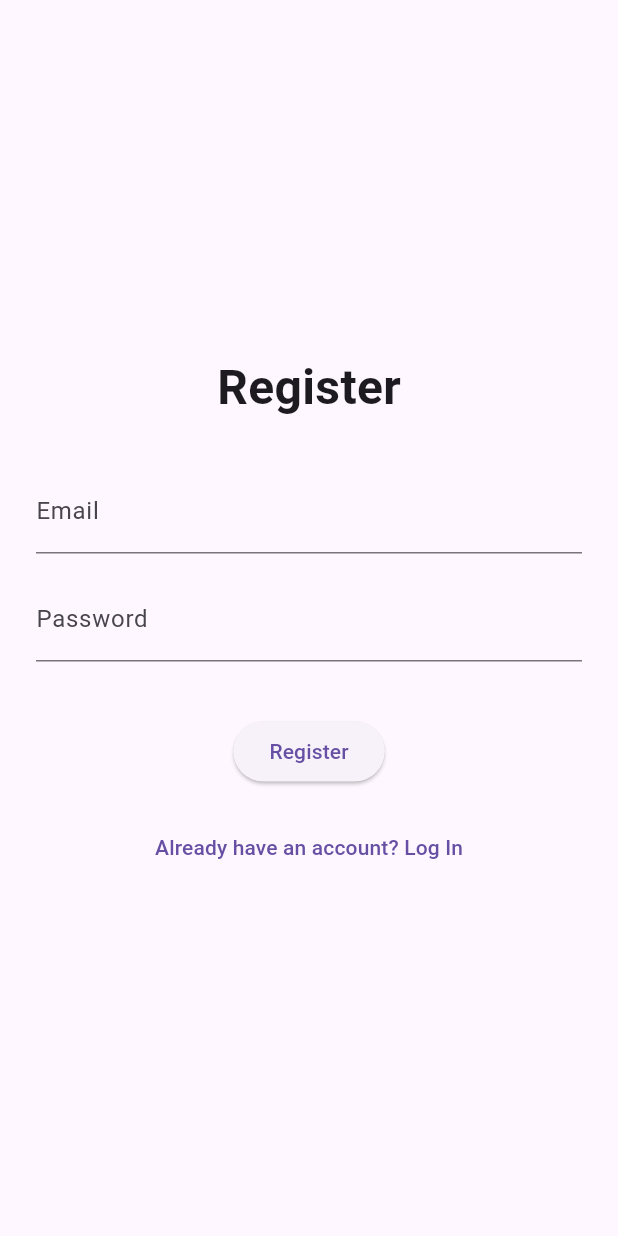
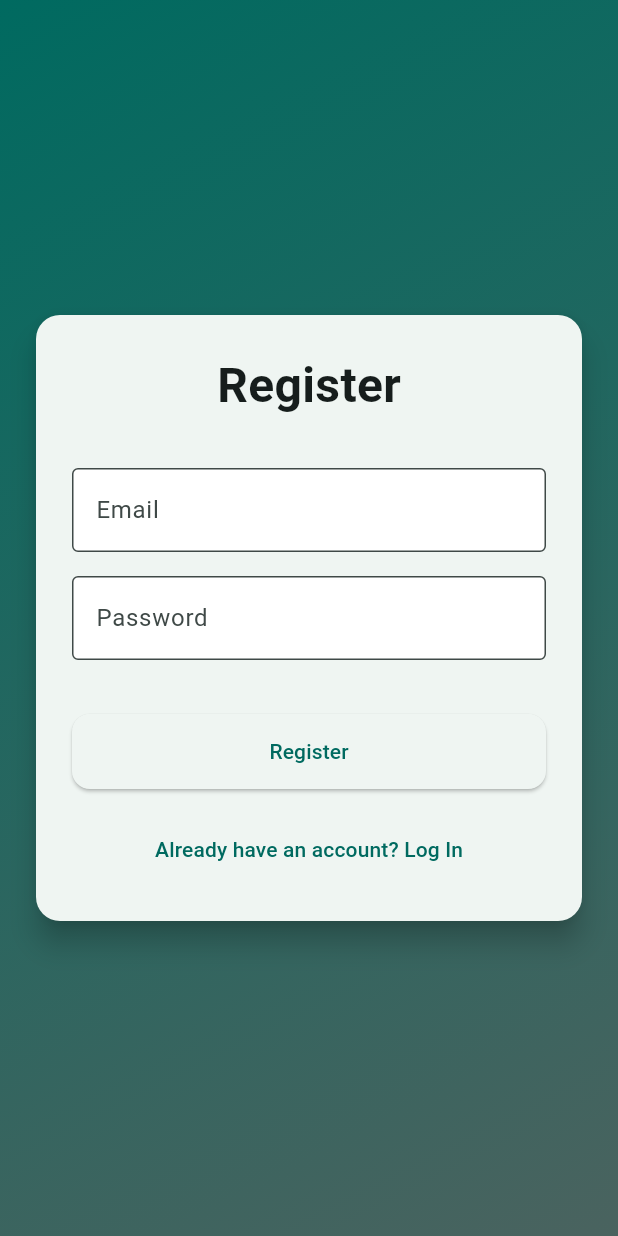
Before and after one commit to yusef279/ai_exp_track, a Flutter app: the screen it shows after launch, after a tap on "Login", after a tap on "Don't have an account? Sign Up", on a phone screen of 412 x 824 dp. Run offline on Flutter 3.47's test engine with Material 3 defaults, Android fonts, the phone set to English and light mode, and no system bars; our stand-ins replace firebase_auth, firebase_core; accounts and stored records are empty.

Commit message:
feat: modernize app UI

```diff
--- a/lib/main.dart
+++ b/lib/main.dart
@@ -20,11 +20,29 @@ class MainApp extends StatelessWidget {
   @override
   Widget build(BuildContext context) {
     return MaterialApp(
+      theme: ThemeData(
+        colorScheme: ColorScheme.fromSeed(seedColor: Colors.teal),
+        useMaterial3: true,
+        scaffoldBackgroundColor: Colors.grey[50],
+        inputDecorationTheme: const InputDecorationTheme(
+          border: OutlineInputBorder(),
+          filled: true,
+          fillColor: Colors.white,
+        ),
+        elevatedButtonTheme: ElevatedButtonThemeData(
+          style: ElevatedButton.styleFrom(
+            minimumSize: const Size.fromHeight(50),
+            shape: RoundedRectangleBorder(
+              borderRadius: BorderRadius.circular(12),
+            ),
+          ),
+        ),
+      ),
       initialRoute: '/login',
       routes: {
-        '/login': (context) => LoginScreen(),
+        '/login': (context) => const LoginScreen(),
         '/register': (context) => const RegisterScreen(),
-        '/home' : (context) => HomeScreen(),
+        '/home': (context) => const HomeScreen(),
       },
     );
   }
--- a/lib/screens/homescreen.dart
+++ b/lib/screens/homescreen.dart
@@ -21,10 +21,32 @@ class HomeScreen extends StatelessWidget {
           )
         ],
       ),
-      body: Center(
-        child: Text(
-          'Welcome ${user?.email ?? 'Guest'} 👋',
-          style: const TextStyle(fontSize: 20),
+      body: Container(
+        decoration: BoxDecoration(
+          gradient: LinearGradient(
+            colors: [
+              Theme.of(context).colorScheme.primary,
+              Theme.of(context).colorScheme.secondary,
+            ],
+            begin: Alignment.topLeft,
+            end: Alignment.bottomRight,
+          ),
+        ),
+        child: Center(
+          child: Card(
+            elevation: 6,
+            shape: RoundedRectangleBorder(
+              borderRadius: BorderRadius.circular(16),
+            ),
+            margin: const EdgeInsets.all(24),
+            child: Padding(
+              padding: const EdgeInsets.all(24),
+              child: Text(
+                'Welcome ${user?.email ?? 'Guest'} 👋',
+                style: const TextStyle(fontSize: 20),
+              ),
+            ),
+          ),
         ),
       ),
     );
--- a/lib/screens/loginscreen.dart
+++ b/lib/screens/loginscreen.dart
@@ -42,13 +42,31 @@ class _LoginScreenState extends State<LoginScreen> {
   @override
   Widget build(BuildContext context) {
     return Scaffold(
-      body: Padding(
-        padding: const EdgeInsets.all(24),
+      body: Container(
+        decoration: BoxDecoration(
+          gradient: LinearGradient(
+            colors: [
+              Theme.of(context).colorScheme.primary,
+              Theme.of(context).colorScheme.secondary,
+            ],
+            begin: Alignment.topLeft,
+            end: Alignment.bottomRight,
+          ),
+        ),
         child: Center(
           child: SingleChildScrollView(
+            child: Card(
+              elevation: 8,
+              shape: RoundedRectangleBorder(
+                borderRadius: BorderRadius.circular(16),
+              ),
+              margin: const EdgeInsets.all(24),
+              child: Padding(
+                padding: const EdgeInsets.all(24),
                 child: Form(
                   key: _formKey,
                   child: Column(
+                    mainAxisSize: MainAxisSize.min,
                     children: [
                       const Text(
                         'Login',
@@ -59,8 +77,9 @@ class _LoginScreenState extends State<LoginScreen> {
                         controller: _emailController,
                         keyboardType: TextInputType.emailAddress,
                         decoration: const InputDecoration(labelText: 'Email'),
-                    validator: (value) =>
-                        value != null && value.contains('@') ? null : 'Enter a valid email',
+                        validator: (value) => value != null && value.contains('@')
+                            ? null
+                            : 'Enter a valid email',
                       ),
                       const SizedBox(height: 16),
                       TextFormField(
@@ -90,18 +109,18 @@ class _LoginScreenState extends State<LoginScreen> {
                             ),
                       const SizedBox(height: 16),
                       TextButton(
-                    onPressed: () {
-                      // TODO: Forgot password logic
-                    },
+                        onPressed: () {},
                         child: const Text('Forgot Password?'),
                       ),
                       TextButton(
                         onPressed: () {
                           Navigator.pushNamed(context, '/register');
                         },
-                    child: const Text('Don\'t have an account? Sign Up'),
+                        child: const Text("Don't have an account? Sign Up"),
                       ),
                     ],
+                  ),
+                ),
               ),
             ),
           ),
--- a/lib/screens/registerscreen.dart
+++ b/lib/screens/registerscreen.dart
@@ -43,13 +43,31 @@ class _RegisterScreenState extends State<RegisterScreen> {
   @override
   Widget build(BuildContext context) {
     return Scaffold(
-      body: Padding(
-        padding: const EdgeInsets.all(24),
+      body: Container(
+        decoration: BoxDecoration(
+          gradient: LinearGradient(
+            colors: [
+              Theme.of(context).colorScheme.primary,
+              Theme.of(context).colorScheme.secondary,
+            ],
+            begin: Alignment.topLeft,
+            end: Alignment.bottomRight,
+          ),
+        ),
         child: Center(
           child: SingleChildScrollView(
+            child: Card(
+              elevation: 8,
+              shape: RoundedRectangleBorder(
+                borderRadius: BorderRadius.circular(16),
+              ),
+              margin: const EdgeInsets.all(24),
+              child: Padding(
+                padding: const EdgeInsets.all(24),
                 child: Form(
                   key: _formKey,
                   child: Column(
+                    mainAxisSize: MainAxisSize.min,
                     children: [
                       const Text(
                         'Register',
@@ -60,8 +78,9 @@ class _RegisterScreenState extends State<RegisterScreen> {
                         controller: _emailController,
                         keyboardType: TextInputType.emailAddress,
                         decoration: const InputDecoration(labelText: 'Email'),
-                    validator: (value) =>
-                        value != null && value.contains('@') ? null : 'Enter a valid email',
+                        validator: (value) => value != null && value.contains('@')
+                            ? null
+                            : 'Enter a valid email',
                       ),
                       const SizedBox(height: 16),
                       TextFormField(
@@ -86,14 +105,13 @@ class _RegisterScreenState extends State<RegisterScreen> {
                                 if (_formKey.currentState!.validate()) {
                                   _register();
                                 }
-
                               },
                               child: const Text('Register'),
                             ),
                       const SizedBox(height: 16),
                       TextButton(
                         onPressed: () {
-                      Navigator.pop(context); // Go back to login
+                          Navigator.pop(context);
                         },
                         child: const Text('Already have an account? Log In'),
                       ),
@@ -103,6 +121,8 @@ class _RegisterScreenState extends State<RegisterScreen> {
               ),
             ),
           ),
+        ),
+      ),
     );
   }
 }
```
Lines whose indentation alone changed are shown as unchanged.
